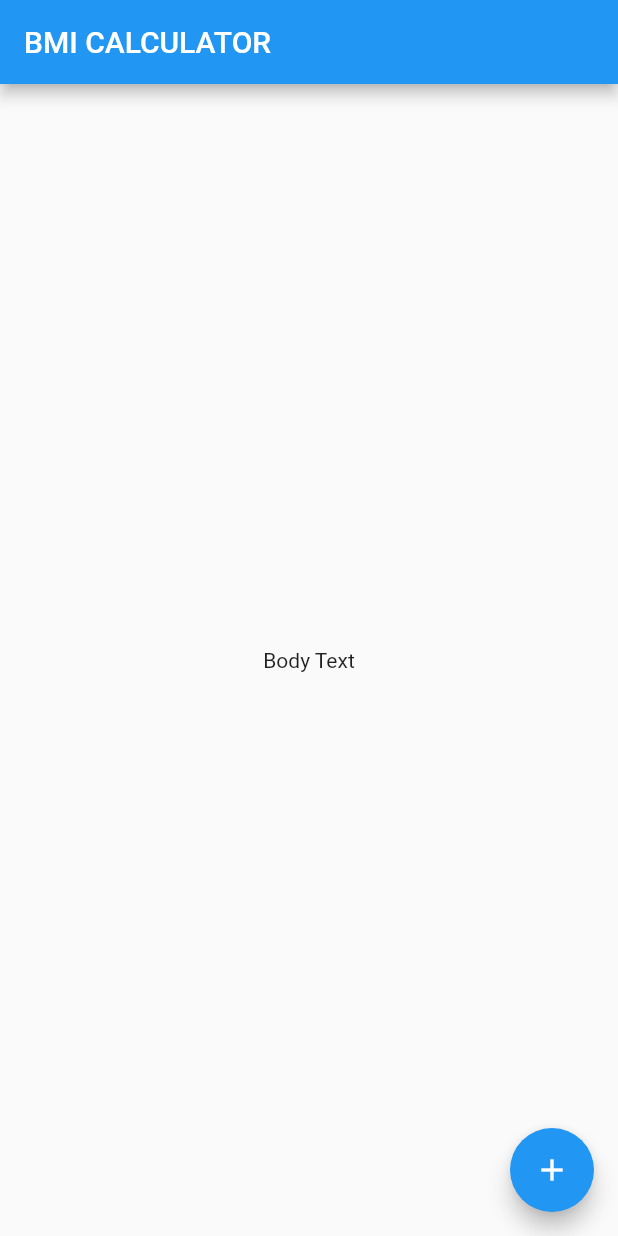
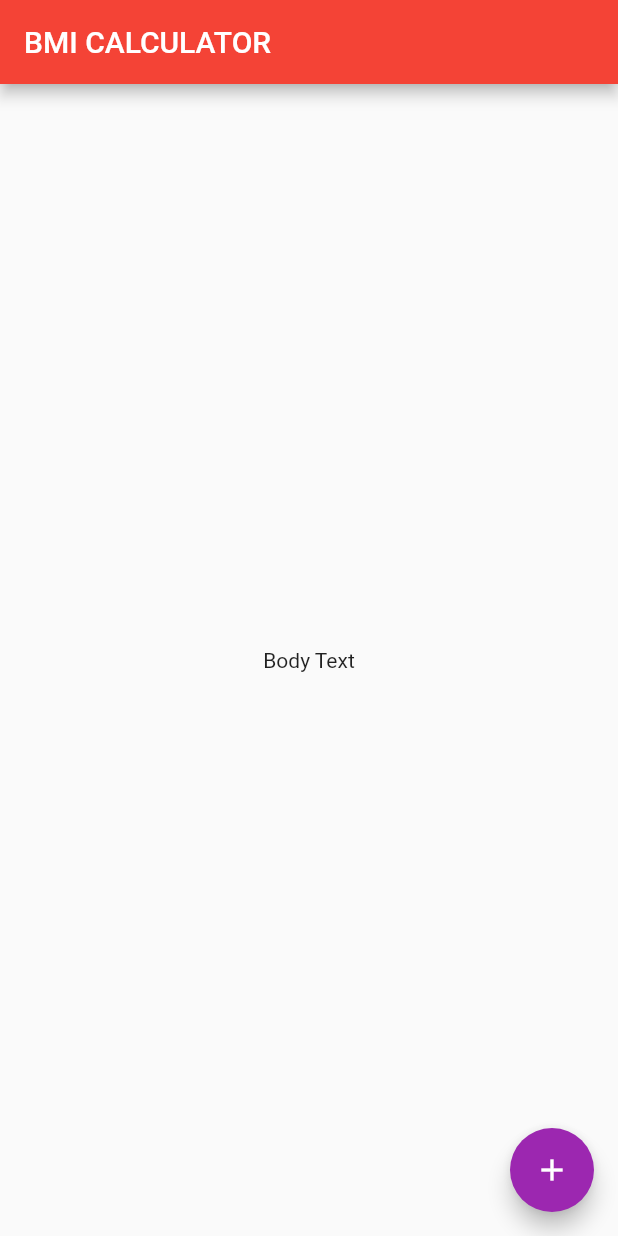
Before and after one commit to killerwilmer/appbrewery_flutter, a Flutter app: the screen it shows after launch, on a phone screen of 412 x 824 dp. Run offline on Flutter 3.47's test engine with Material 2 defaults, Android fonts, the phone set to English and light mode, and no system bars; our stand-ins replace audioplayers, rflutter_alert.

Commit message:
Use basic theme

```diff
--- a/bmi-calculator-flutter/lib/main.dart
+++ b/bmi-calculator-flutter/lib/main.dart
@@ -6,6 +6,10 @@ class BMICalculator extends StatelessWidget {
   @override
   Widget build(BuildContext context) {
     return MaterialApp(
+      theme: ThemeData(
+        primaryColor: Colors.red,
+        accentColor: Colors.purple,
+      ),
       home: InputPage(),
     );
   }
```
